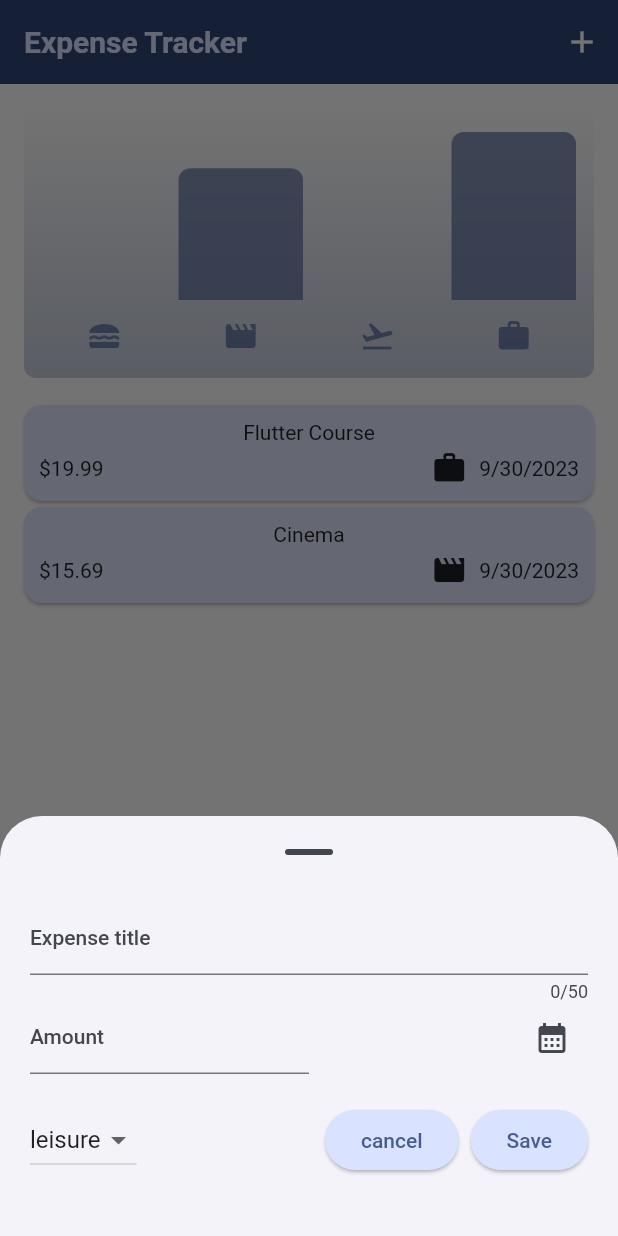
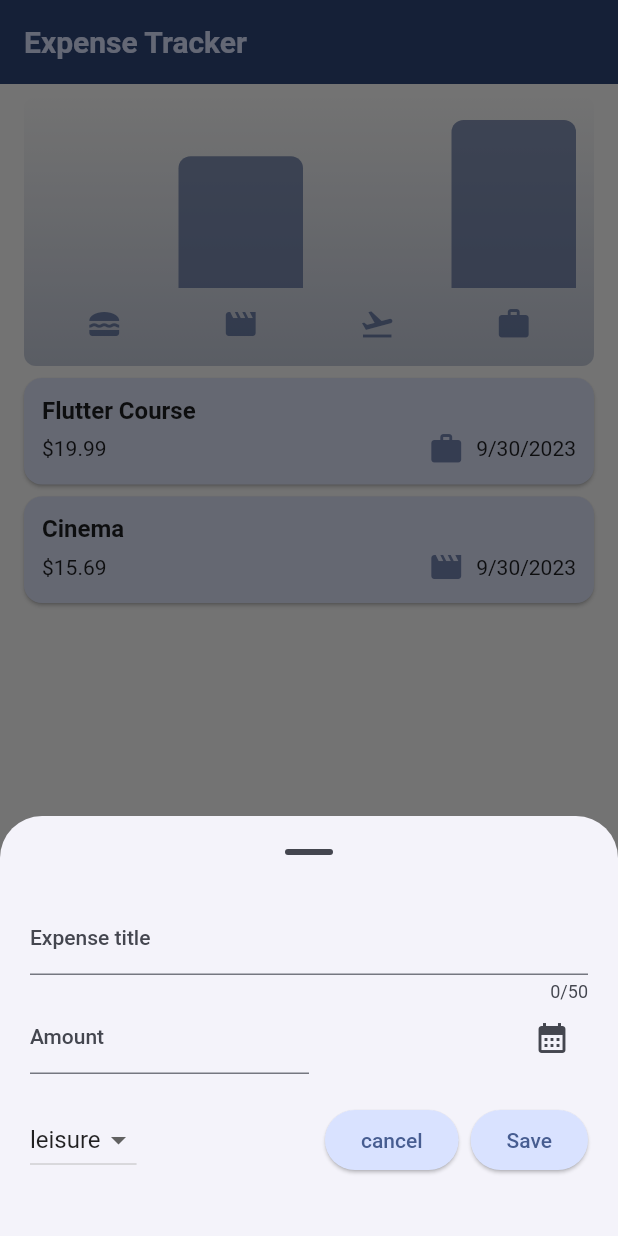
Before and after one commit to JohannesHF/expenseTrackerApp, a Flutter app: the screen it shows after launch, after a tap on the "add" icon, on a phone screen of 412 x 824 dp. Run offline on Flutter 3.47's test engine with Material 2 defaults, Android fonts, the phone set to English and light mode, and no system bars.

Commit message:
design adjusted (spacing of expenseItem and Theme)

```diff
--- a/lib/main.dart
+++ b/lib/main.dart
@@ -1,6 +1,5 @@
 import 'package:expense_tracker/widgets/expenses.dart';
 import 'package:flutter/material.dart';
-import 'package:google_fonts/google_fonts.dart';
 
 final kColorScheme = ColorScheme.fromSeed(
   seedColor: const Color.fromARGB(255, 40, 48, 68),
@@ -37,9 +36,14 @@ void main() {
         color: kColorScheme.secondaryContainer,
         margin: const EdgeInsets.symmetric(horizontal: 16, vertical: 2),
       ),
+      floatingActionButtonTheme: FloatingActionButtonThemeData(
+        backgroundColor: kColorScheme.primaryContainer,
+        foregroundColor: kColorScheme.onSecondaryContainer
+      ),
       elevatedButtonTheme: ElevatedButtonThemeData(
         style: ElevatedButton.styleFrom(
-            backgroundColor: kColorScheme.primaryContainer),
+            backgroundColor: kColorScheme.primaryContainer,
+        ),
       ),
       textTheme: ThemeData().textTheme.copyWith(
             titleLarge: TextStyle(
--- a/lib/widgets/chart/chart.dart
+++ b/lib/widgets/chart/chart.dart
@@ -34,7 +34,7 @@ class Chart extends StatelessWidget {
     final isDarkMode =
         MediaQuery.of(context).platformBrightness == Brightness.dark;
     return Container(
-      margin: const EdgeInsets.all(16),
+      margin: const EdgeInsets.symmetric(horizontal: 16, vertical: 8),
       padding: const EdgeInsets.symmetric(
         vertical: 16,
         horizontal: 8,
--- a/lib/widgets/expenses.dart
+++ b/lib/widgets/expenses.dart
@@ -83,12 +83,10 @@ class _ExpensesState extends State<Expenses> {
     return Scaffold(
       appBar: AppBar(
         title: const Text('Expense Tracker'),
-        actions: [
-          IconButton(
-            onPressed: _showAddExpensesOverlay,
-            icon: const Icon(Icons.add, color: Colors.white),
-          ),
-        ],
+      ),
+      floatingActionButton: FloatingActionButton(
+        onPressed: _showAddExpensesOverlay,
+        child: const Icon(Icons.add),
       ),
       body: (width < 600
           ? Column(
--- a/lib/widgets/expenses_list/expenses_item.dart
+++ b/lib/widgets/expenses_list/expenses_item.dart
@@ -3,26 +3,41 @@ import 'package:flutter/material.dart';
 
 class ExpenseItem extends StatelessWidget {
   const ExpenseItem(this.expense, {super.key});
+
   final Expense expense;
 
   @override
   Widget build(BuildContext context) {
     return Card(
+      margin: const EdgeInsets.fromLTRB(16, 0, 16, 8),
       child: Padding(
-        padding: const EdgeInsets.all(10.0),
+        padding: const EdgeInsets.all(12.0),
         child: Column(
+          crossAxisAlignment: CrossAxisAlignment.start,
           children: [
-            Text(expense.title,),
+            Text(
+              expense.title,
+              style: Theme.of(context)
+                  .textTheme
+                  .titleMedium
+                  ?.copyWith(fontWeight: FontWeight.bold),
+            ),
             const SizedBox(
               height: 4,
             ),
             Row(
               children: [
-                Text('\$${expense.amount.toStringAsFixed(2)}'),
+                Text('\$${expense.amount.toStringAsFixed(2)}',
+                    style: Theme.of(context).textTheme.bodyMedium),
                 const Spacer(),
-                Icon(categoryIcons[expense.category]),
-                const SizedBox(width: 8,),
-                Text(expense.formattedDate)
+                Icon(categoryIcons[expense.category],
+                    color:
+                        Theme.of(context).colorScheme.primary.withOpacity(0.7)),
+                const SizedBox(
+                  width: 8,
+                ),
+                Text(expense.formattedDate,
+                    style: Theme.of(context).textTheme.bodyMedium)
               ],
             )
           ],
```
